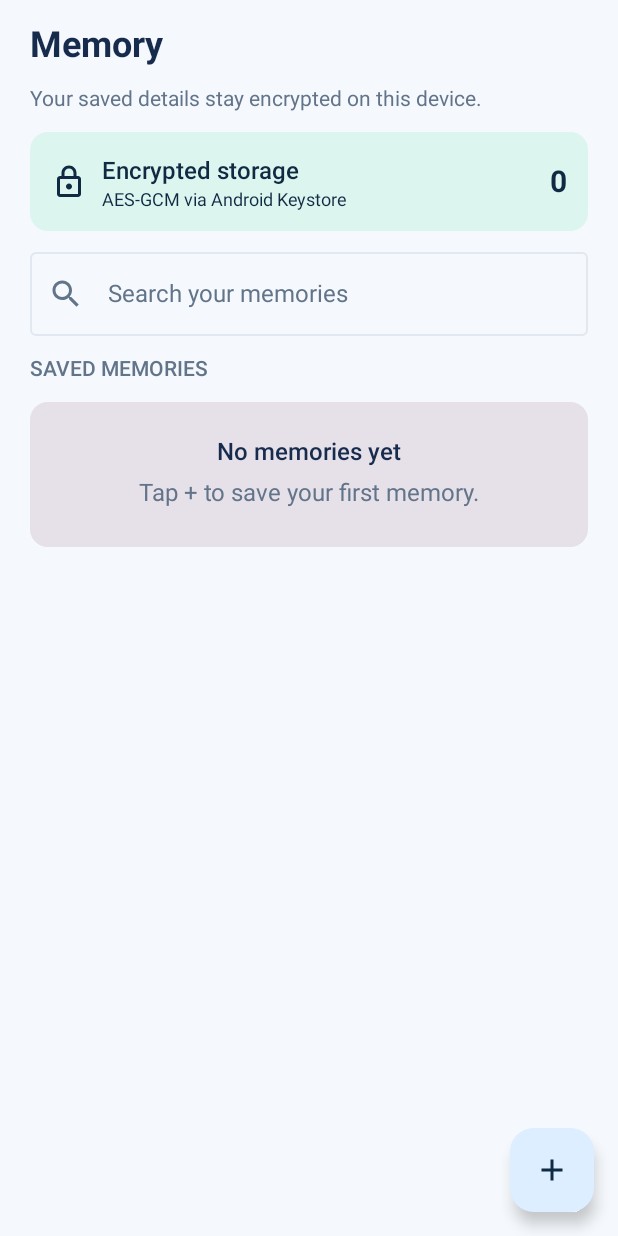
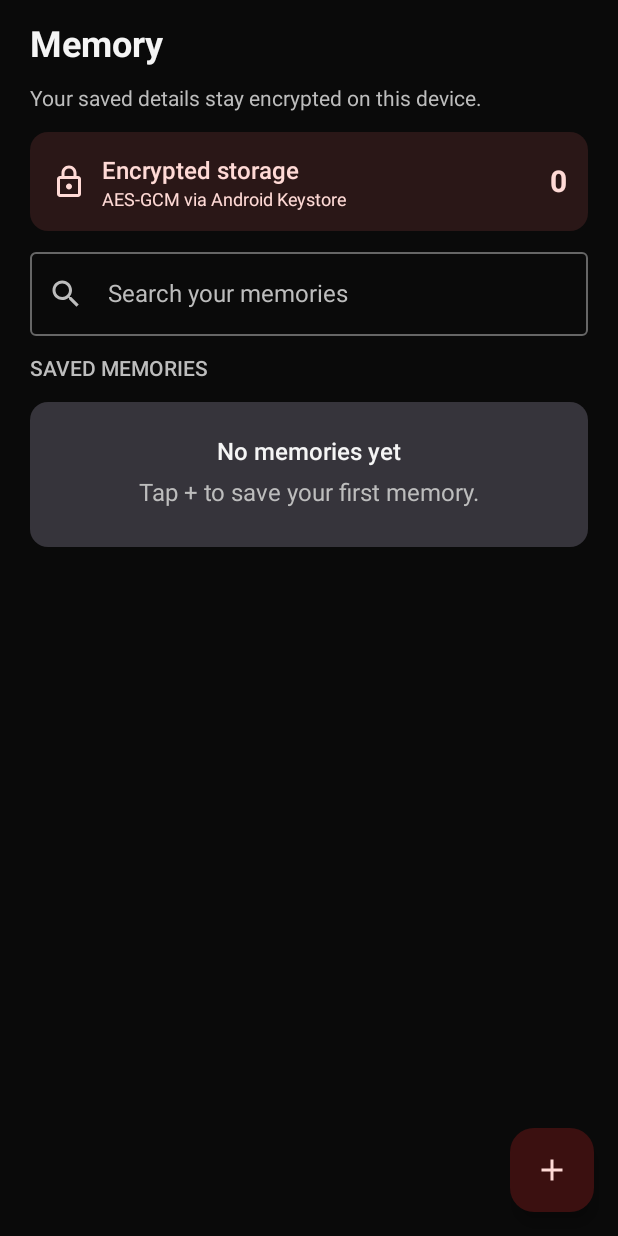
Before and after one commit to jafinarman44-coder/CODING-AGENT_DEEPSEEK, an Android app built with Jetpack Compose: the screen it shows after launch (MainActivity), on a phone screen of 412 x 824 dp. Run offline under Robolectric (Android 15) with nearby library versions, the phone set to English and light mode, and no system bars; our stand-ins replace Room's generated code.

Commit message:
Add files via upload

```diff
--- a/app/src/main/kotlin/com/lifeeasy/agent/MainActivity.kt
+++ b/app/src/main/kotlin/com/lifeeasy/agent/MainActivity.kt
@@ -4,6 +4,10 @@ package com.lifeeasy.agent
 import android.os.Bundle
 import androidx.activity.ComponentActivity
 import androidx.activity.compose.setContent
+import androidx.compose.foundation.layout.fillMaxSize
+import androidx.compose.material3.MaterialTheme
+import androidx.compose.material3.Surface
+import androidx.compose.ui.Modifier
 import com.lifeeasy.agent.core.data.local.DatabaseFactory
 import com.lifeeasy.agent.core.data.repository.EncryptedMemoryRepository
 import com.lifeeasy.agent.core.designsystem.theme.LifeEasyTheme
@@ -16,7 +20,13 @@ class MainActivity : ComponentActivity() {
         val memoryRepository = EncryptedMemoryRepository(database.encryptedMemoryDao())
         setContent {
             LifeEasyTheme {
-                MemoryScreen(repository = memoryRepository)
+                Surface(
+                    modifier = Modifier.fillMaxSize(),
+                    color = MaterialTheme.colorScheme.background,
+                    contentColor = MaterialTheme.colorScheme.onBackground
+                ) {
+                    MemoryScreen(repository = memoryRepository)
+                }
             }
         }
     }
--- a/core/designsystem/src/main/kotlin/com/lifeeasy/agent/core/designsystem/theme/Color.kt
+++ b/core/designsystem/src/main/kotlin/com/lifeeasy/agent/core/designsystem/theme/Color.kt
@@ -3,21 +3,22 @@ package com.lifeeasy.agent.core.designsystem.theme
 
 import androidx.compose.ui.graphics.Color
 
-val LifeEasyNavy = Color(0xFF102A43)
-val LifeEasyBlue = Color(0xFF1769AA)
-val LifeEasyBlueLight = Color(0xFFDCEEFF)
-val LifeEasyTeal = Color(0xFF087E8B)
-val LifeEasyMint = Color(0xFFDDF5EF)
-val LifeEasyBackground = Color(0xFFF5F8FC)
-val LifeEasySurface = Color(0xFFFFFFFF)
-val LifeEasyText = Color(0xFF172B4D)
-val LifeEasyMuted = Color(0xFF62748A)
-val LifeEasyBorder = Color(0xFFE2E8F0)
-val LifeEasySuccess = Color(0xFF16845B)
-val LifeEasyWarning = Color(0xFFB76E00)
-val LifeEasyError = Color(0xFFB42318)
+// Brand palette: near-black surfaces, high-contrast white text, and red actions.
+val LifeEasyNavy = Color(0xFF0A0A0A)
+val LifeEasyBlue = Color(0xFFE53935)
+val LifeEasyBlueLight = Color(0xFF3B1010)
+val LifeEasyTeal = Color(0xFFFF6B6B)
+val LifeEasyMint = Color(0xFF2A1717)
+val LifeEasyBackground = Color(0xFF0A0A0A)
+val LifeEasySurface = Color(0xFF0A0A0A)
+val LifeEasyText = Color(0xFFF5F5F5)
+val LifeEasyMuted = Color(0xFFBDBDBD)
+val LifeEasyBorder = Color(0xFF424242)
+val LifeEasySuccess = Color(0xFF69D39A)
+val LifeEasyWarning = Color(0xFFFFC266)
+val LifeEasyError = Color(0xFFFF6B6B)
 
-val LifeEasyDarkBackground = Color(0xFF0B1726)
-val LifeEasyDarkSurface = Color(0xFF142438)
-val LifeEasyDarkText = Color(0xFFE7EEF7)
-val LifeEasyDarkMuted = Color(0xFFA9B8CA)
+val LifeEasyDarkBackground = Color(0xFF0A0A0A)
+val LifeEasyDarkSurface = Color(0xFF121212)
+val LifeEasyDarkText = Color(0xFFF5F5F5)
+val LifeEasyDarkMuted = Color(0xFFBDBDBD)
--- a/core/designsystem/src/main/kotlin/com/lifeeasy/agent/core/designsystem/theme/Theme.kt
+++ b/core/designsystem/src/main/kotlin/com/lifeeasy/agent/core/designsystem/theme/Theme.kt
@@ -3,48 +3,34 @@ package com.lifeeasy.agent.core.designsystem.theme
 
 import androidx.compose.material3.MaterialTheme
 import androidx.compose.material3.darkColorScheme
-import androidx.compose.material3.lightColorScheme
 import androidx.compose.runtime.Composable
 import androidx.compose.ui.graphics.Color
 
-private val LightColors = lightColorScheme(
-    primary = LifeEasyBlue,
-    onPrimary = Color.White,
-    primaryContainer = LifeEasyBlueLight,
-    onPrimaryContainer = LifeEasyNavy,
-    secondary = LifeEasyTeal,
-    onSecondary = Color.White,
-    secondaryContainer = LifeEasyMint,
-    onSecondaryContainer = LifeEasyNavy,
-    background = LifeEasyBackground,
-    onBackground = LifeEasyText,
-    surface = LifeEasySurface,
-    onSurface = LifeEasyText,
-    surfaceVariant = LifeEasyBlueLight,
-    onSurfaceVariant = LifeEasyMuted,
-    outline = LifeEasyBorder,
-    error = LifeEasyError
+private val LifeEasyColors = darkColorScheme(
+    primary = Color(0xFFE53935),
+    onPrimary = Color(0xFFFFFFFF),
+    primaryContainer = Color(0xFF3B1010),
+    onPrimaryContainer = Color(0xFFFFDAD6),
+    secondary = Color(0xFFFF6B6B),
+    onSecondary = Color(0xFF2B0808),
+    secondaryContainer = Color(0xFF2A1717),
+    onSecondaryContainer = Color(0xFFFFDAD6),
+    background = Color(0xFF0A0A0A),
+    onBackground = Color(0xFFF5F5F5),
+    surface = Color(0xFF0A0A0A),
+    onSurface = Color(0xFFF5F5F5),
+    surfaceVariant = Color(0xFF242424),
+    onSurfaceVariant = Color(0xFFBDBDBD),
+    outline = Color(0xFF666666),
+    error = Color(0xFFFF6B6B),
+    onError = Color(0xFF2B0808)
 )
 
-private val DarkColors = darkColorScheme(
-    primary = Color(0xFF8CC8FF),
-    onPrimary = Color(0xFF003354),
-    secondary = Color(0xFF77D5D2),
-    background = LifeEasyDarkBackground,
-    onBackground = LifeEasyDarkText,
-    surface = LifeEasyDarkSurface,
-    onSurface = LifeEasyDarkText,
-    onSurfaceVariant = LifeEasyDarkMuted,
-    error = Color(0xFFFFB4AB)
-)
-
+/** Dark high-contrast theme is the app default; callers cannot accidentally fall back to light mode. */
 @Composable
-fun LifeEasyTheme(
-    darkTheme: Boolean = false,
-    content: @Composable () -> Unit
-) {
+fun LifeEasyTheme(content: @Composable () -> Unit) {
     MaterialTheme(
-        colorScheme = if (darkTheme) DarkColors else LightColors,
+        colorScheme = LifeEasyColors,
         typography = LifeEasyTypography,
         content = content
     )
--- a/feature/voice/build.gradle.kts
+++ b/feature/voice/build.gradle.kts
@@ -18,6 +18,6 @@ android {
 }
 
 dependencies {
-    testImplementation(libs.junit.jupiter.api)
-    testRuntimeOnly(libs.junit.jupiter.engine)
+    implementation(project(":core:security"))
+    testImplementation(libs.junit4)
 }
```
Also changed, not shown: feature/voice/src/main/kotlin/com/lifeeasy/agent/feature/voice/AndroidSecretCodeStore.kt (added, +22 -0 lines), feature/voice/src/main/kotlin/com/lifeeasy/agent/feature/voice/EagleEnrollment.kt (added, +46 -0 lines), feature/voice/src/main/kotlin/com/lifeeasy/agent/feature/voice/SecretCodeManager.kt (added, +102 -0 lines), feature/voice/src/main/kotlin/com/lifeeasy/agent/feature/voice/VoiceGuard.kt (added, +71 -0 lines), feature/voice/src/main/kotlin/com/lifeeasy/agent/feature/voice/VoiceProfileStore.kt (added, +33 -0 lines), 4 other files.
